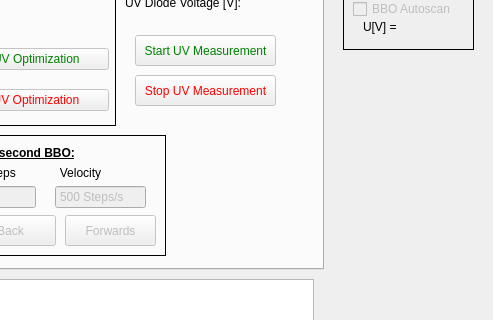
First picture: the form in pulsed_laser_interface.ui, repository XenoBene/PulsedLaserGUI, before the edit; both pictures show x 277 to 770 and y 181 to 501 of the 770 by 658 pixel window.
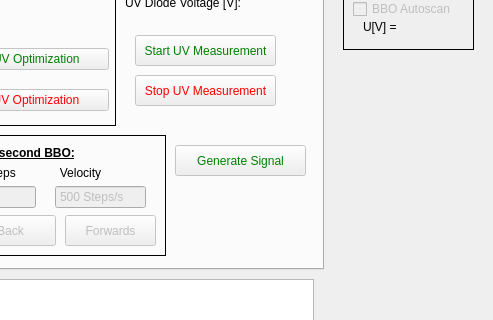
Second picture: the form after the edit. The open tabs and pages were chosen to show the change.

Commit message: Button für "Generate Signal" mit dem RedPitaya eingebaut in die GUI. Noch ohne FUnktion

What changed in the file:
```diff
--- a/pulsed_laser_interface.ui
+++ b/pulsed_laser_interface.ui
@@ -2116,6 +2116,25 @@
        <string>Stop UV Measurement</string>
       </property>
      </widget>
+     <widget class="QPushButton" name="bbo_button_generateSignal">
+      <property name="enabled">
+       <bool>false</bool>
+      </property>
+      <property name="geometry">
+       <rect>
+        <x>450</x>
+        <y>290</y>
+        <width>131</width>
+        <height>31</height>
+       </rect>
+      </property>
+      <property name="styleSheet">
+       <string notr="true">color: green</string>
+      </property>
+      <property name="text">
+       <string>Generate Signal</string>
+      </property>
+     </widget>
     </widget>
     <widget class="QWidget" name="LBO_tab">
      <attribute name="title">
```
Left out of the diff: 2 changed lines with no effect on the pictures.
